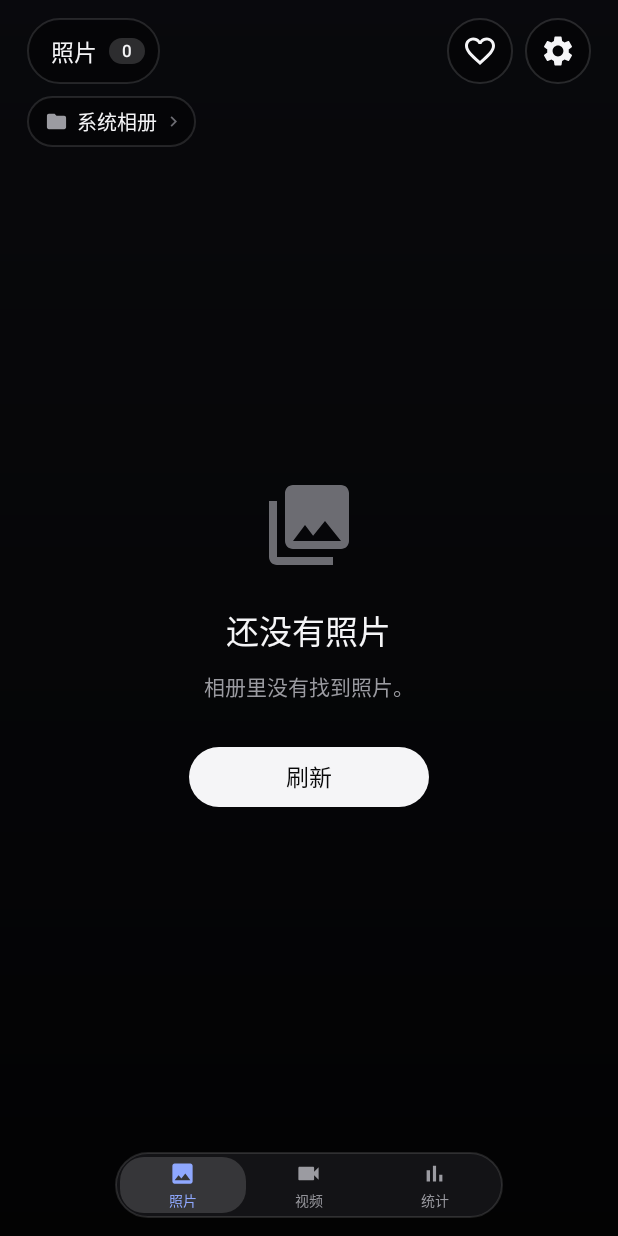
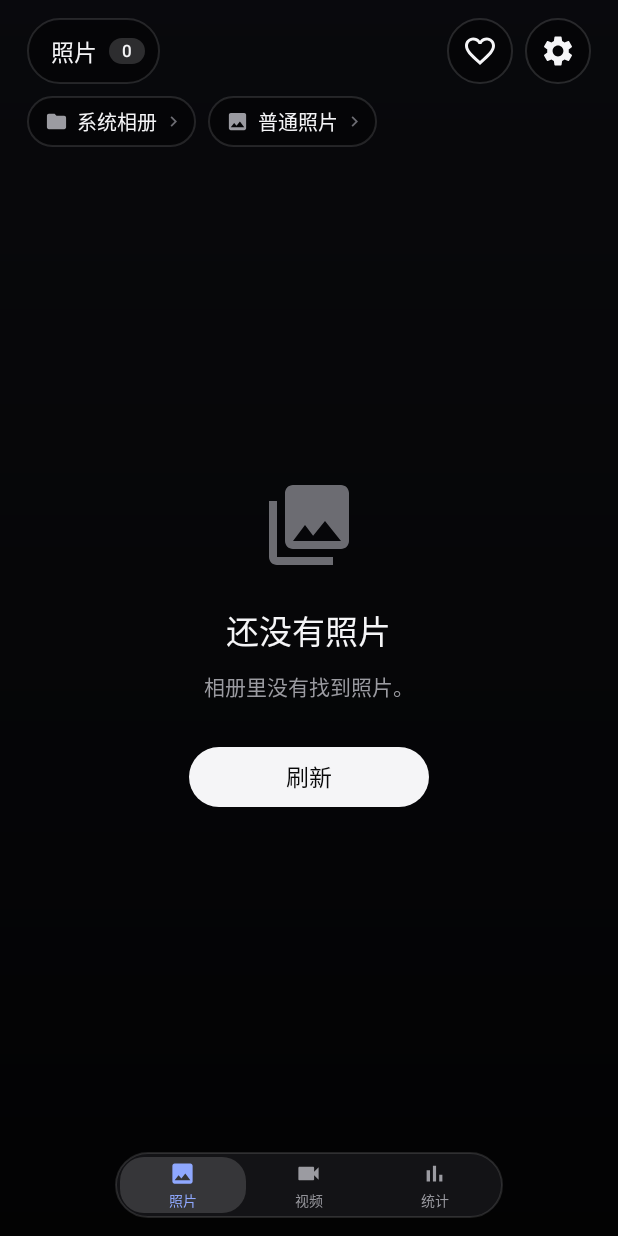
Before and after one commit to KKorpse/Less, an Android app: the screen it shows after launch (MainActivity), on a phone screen of 412 x 824 dp. Run offline under Robolectric (Android 15) with nearby library versions, the phone set to English and light mode, and no system bars; libraries missing offline, so code that uses them is left out: coil3.video.

Commit message:
feat: 照片类型筛选（普通照片 / Live 图）（2.6.0）
- LivePhotoDetector：读文件头 XMP 识别 Motion Photo（Google / OPPO 扩展），缓存结果
- 照片模式新增类型胶囊与选择面板，两类各自成组、各自存进度
- Live 分组不提供展开；组键加入类型
- 版本 2.6.0 / versionCode 83

```diff
--- a/app/build.gradle
+++ b/app/build.gradle
@@ -19,8 +19,8 @@ android {
         applicationId "com.kkorpse.less"
         minSdk 29
         targetSdk 36
-        versionCode 82
-        versionName "2.5.2"
+        versionCode 83
+        versionName "2.6.0"
 
         vectorDrawables.useSupportLibrary = true
     }
--- a/app/src/main/java/com/kkorpse/less/prefs/AppPreferences.kt
+++ b/app/src/main/java/com/kkorpse/less/prefs/AppPreferences.kt
@@ -8,6 +8,11 @@ enum class DoubleTapAction {
 
 enum class BrowseMode {
     RANDOM, SEQUENTIAL
+}
+
+/** 照片模式浏览哪一类：普通照片 / Live 图。 */
+enum class PhotoCategory {
+    NORMAL, LIVE
 }
 
 class AppPreferences(context: Context) {
@@ -75,11 +80,23 @@ class AppPreferences(context: Context) {
             prefs.edit().putBoolean(KEY_FAVORITES_ONLY, value).apply()
         }
 
-    /** 组的持久化键：收藏模式和普通模式分开存，互不干扰。 */
+    /** 照片模式只看普通照片还是只看 Live 图。 */
+    var photoCategory: PhotoCategory
+        get() = runCatching {
+            PhotoCategory.valueOf(
+                prefs.getString(KEY_PHOTO_CATEGORY, PhotoCategory.NORMAL.name)
+                    ?: PhotoCategory.NORMAL.name
+            )
+        }.getOrDefault(PhotoCategory.NORMAL)
+        set(value) {
+            prefs.edit().putString(KEY_PHOTO_CATEGORY, value.name).apply()
+        }
+
+    /** 组的持久化键：收藏模式、照片类型、浏览模式各存一份，互不干扰。 */
     val groupKey: String get() = groupKeyFor(browseMode)
 
     fun groupKeyFor(mode: BrowseMode): String =
-        mode.name + if (favoritesOnly) "_fav" else ""
+        mode.name + (if (favoritesOnly) "_fav" else "") + "_" + photoCategory.name
 
     /** 当前选择的相册（MediaStore BUCKET_ID），null 表示系统相册的全部照片。 */
     var photoBucketId: String?
@@ -138,6 +155,7 @@ class AppPreferences(context: Context) {
 
         private const val KEY_GROUP_SIZE = "group_size"
         private const val KEY_FAVORITES_ONLY = "favorites_only"
+        private const val KEY_PHOTO_CATEGORY = "photo_category"
         private const val KEY_EXPAND_RADIUS = "expand_radius"
         private const val KEY_DOUBLE_TAP = "double_tap"
         private const val KEY_BROWSE_MODE = "browse_mode"
--- a/app/src/main/java/com/kkorpse/less/ui/PhotoHomeFragment.kt
+++ b/app/src/main/java/com/kkorpse/less/ui/PhotoHomeFragment.kt
@@ -32,6 +32,7 @@ import com.kkorpse.less.data.MediaRepository
 import com.kkorpse.less.data.PhotoFocusSession
 import com.kkorpse.less.databinding.FragmentPhotoHomeBinding
 import com.kkorpse.less.prefs.BrowseMode
+import com.kkorpse.less.prefs.PhotoCategory
 import com.kkorpse.less.util.dp
 import kotlinx.coroutines.launch
 
@@ -76,6 +77,7 @@ class PhotoHomeFragment : Fragment() {
             startActivity(Intent(requireContext(), SettingsActivity::class.java))
         }
         binding.albumPill.setOnClickListener { showAlbumPicker() }
+        binding.categoryPill.setOnClickListener { showCategoryPicker() }
         binding.emptyRefresh.setOnClickListener {
             viewModel.load(force = true)
         }
@@ -116,6 +118,26 @@ class PhotoHomeFragment : Fragment() {
                 .setNegativeButton(android.R.string.cancel, null)
                 .show()
         }
+    }
+
+    private fun showCategoryPicker() {
+        val app = requireActivity().application as LessApp
+        val options = arrayOf(
+            getString(R.string.photo_category_normal),
+            getString(R.string.photo_category_live)
+        )
+        val checked = if (app.preferences.photoCategory == PhotoCategory.LIVE) 1 else 0
+        MaterialAlertDialogBuilder(requireContext())
+            .setTitle(R.string.photo_category_title)
+            .setSingleChoiceItems(options, checked) { dialog, which ->
+                dialog.dismiss()
+                val target = if (which == 1) PhotoCategory.LIVE else PhotoCategory.NORMAL
+                if (app.preferences.photoCategory == target) return@setSingleChoiceItems
+                app.preferences.photoCategory = target
+                viewModel.load(force = true)
+            }
+            .setNegativeButton(android.R.string.cancel, null)
+            .show()
     }
 
     private fun applyBucket(bucket: MediaBucket?, app: LessApp) {
@@ -162,7 +184,7 @@ class PhotoHomeFragment : Fragment() {
 
     private fun settingsSignature(): String {
         val prefs = (requireActivity().application as LessApp).preferences
-        return "${prefs.groupSize}-${prefs.browseMode}-${prefs.favoritesOnly}"
+        return "${prefs.groupSize}-${prefs.browseMode}-${prefs.favoritesOnly}-${prefs.photoCategory}"
     }
 
     private fun setupInsets() {
@@ -190,6 +212,13 @@ class PhotoHomeFragment : Fragment() {
         val preferences = (requireActivity().application as LessApp).preferences
         val albumLabel = preferences.photoBucketName?.takeIf { it.isNotBlank() }
             ?: getString(R.string.album_default)
+        binding.categoryName.text = getString(
+            if (preferences.photoCategory == PhotoCategory.LIVE) {
+                R.string.photo_category_live
+            } else {
+                R.string.photo_category_normal
+            }
+        )
         binding.albumName.text = albumLabel
         binding.albumPill.contentDescription =
             getString(R.string.album_pill_desc, albumLabel)
@@ -206,6 +235,8 @@ class PhotoHomeFragment : Fragment() {
             binding.emptyMessage.setText(
                 when {
                     state.exhausted -> R.string.photo_all_viewed
+                    preferences.photoCategory == PhotoCategory.LIVE ->
+                        R.string.photo_category_live_empty
                     preferences.favoritesOnly -> R.string.favorites_only_empty
                     preferences.photoBucketId != null -> R.string.album_empty_message
                     else -> R.string.photo_empty_message
--- a/app/src/main/java/com/kkorpse/less/ui/PhotoHomeViewModel.kt
+++ b/app/src/main/java/com/kkorpse/less/ui/PhotoHomeViewModel.kt
@@ -25,6 +25,7 @@ class PhotoHomeViewModel(application: Application) : AndroidViewModel(applicatio
 
     private val app = application as LessApp
     private val builder = PhotoGroupBuilder(
+        application,
         MediaRepository(application, app.browseStore),
         app.preferences,
         app.browseStore
--- a/app/src/main/res/layout/fragment_photo_home.xml
+++ b/app/src/main/res/layout/fragment_photo_home.xml
@@ -101,10 +101,15 @@
         </LinearLayout>
 
         <LinearLayout
-            android:id="@+id/albumPill"
             android:layout_width="wrap_content"
-            android:layout_height="34dp"
+            android:layout_height="wrap_content"
             android:layout_marginTop="8dp"
+            android:orientation="horizontal">
+
+            <LinearLayout
+                android:id="@+id/albumPill"
+                android:layout_width="wrap_content"
+                android:layout_height="34dp"
             android:background="@drawable/bg_top_pill"
             android:clickable="true"
             android:focusable="true"
@@ -144,6 +149,51 @@
                 android:importantForAccessibility="no"
                 android:src="@drawable/ic_chevron_right"
                 app:tint="@color/text_tertiary" />
+            </LinearLayout>
+
+            <LinearLayout
+                android:id="@+id/categoryPill"
+                android:layout_width="wrap_content"
+                android:layout_height="34dp"
+                android:layout_marginStart="8dp"
+                android:background="@drawable/bg_top_pill"
+                android:clickable="true"
+                android:focusable="true"
+                android:foreground="?attr/selectableItemBackgroundBorderless"
+                android:gravity="center_vertical"
+                android:orientation="horizontal"
+                android:paddingStart="12dp"
+                android:paddingEnd="8dp">
+
+                <ImageView
+                    android:layout_width="15dp"
+                    android:layout_height="15dp"
+                    android:contentDescription="@null"
+                    android:importantForAccessibility="no"
+                    android:src="@drawable/ic_photo"
+                    app:tint="@color/text_secondary" />
+
+                <TextView
+                    android:id="@+id/categoryName"
+                    android:layout_width="wrap_content"
+                    android:layout_height="wrap_content"
+                    android:layout_marginStart="6dp"
+                    android:fontFamily="sans-serif-medium"
+                    android:includeFontPadding="false"
+                    android:singleLine="true"
+                    android:text="@string/photo_category_normal"
+                    android:textColor="@color/text_primary"
+                    android:textSize="13sp" />
+
+                <ImageView
+                    android:layout_width="14dp"
+                    android:layout_height="14dp"
+                    android:layout_marginStart="4dp"
+                    android:contentDescription="@null"
+                    android:importantForAccessibility="no"
+                    android:src="@drawable/ic_chevron_right"
+                    app:tint="@color/text_tertiary" />
+            </LinearLayout>
         </LinearLayout>
     </LinearLayout>
 
--- a/app/src/main/res/values/strings.xml
+++ b/app/src/main/res/values/strings.xml
@@ -67,6 +67,10 @@
     <string name="settings_favorites_only">只看收藏的图片</string>
     <string name="settings_favorites_only_hint">照片模式只浏览「收藏」里的图片；这里的删除等于移出收藏，照片会变回普通照片</string>
     <string name="favorites_only_empty">收藏里还没有照片</string>
+    <string name="photo_category_title">选择照片类型</string>
+    <string name="photo_category_normal">普通照片</string>
+    <string name="photo_category_live">Live 图</string>
+    <string name="photo_category_live_empty">没有识别到 Live 图</string>
     <string name="photo_all_viewed">这个相册的照片都看过了\n去「统计 → 重置浏览记录」可以重新开始</string>
     <string name="review_subtitle">请确认需要删除的照片</string>
     <string name="review_subtitle_count">共标记 %1$d 张，默认全部勾选，点图片可以取消</string>
```
Also changed, not shown: app/src/main/java/com/kkorpse/less/data/LivePhotoDetector.kt (added, +129 -0 lines), app/src/main/java/com/kkorpse/less/data/PhotoGroupBuilder.kt (+14 -0 lines), app/src/main/java/com/kkorpse/less/ui/PhotoFocusActivity.kt (+8 -2 lines), app/src/main/java/com/kkorpse/less/ui/PhotoFocusViewModel.kt (+5 -2 lines), 6 other files.
